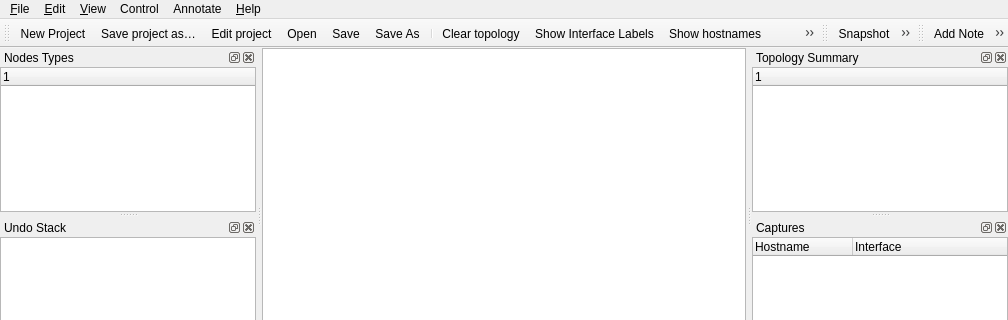
Old version of the form src/GNS3/Ui/Form_MainWindow.ui in the repository GNS3/gns3-legacy; both pictures show x 0 to 1008 and y 0 to 320 of the 1008 by 620 pixel window.
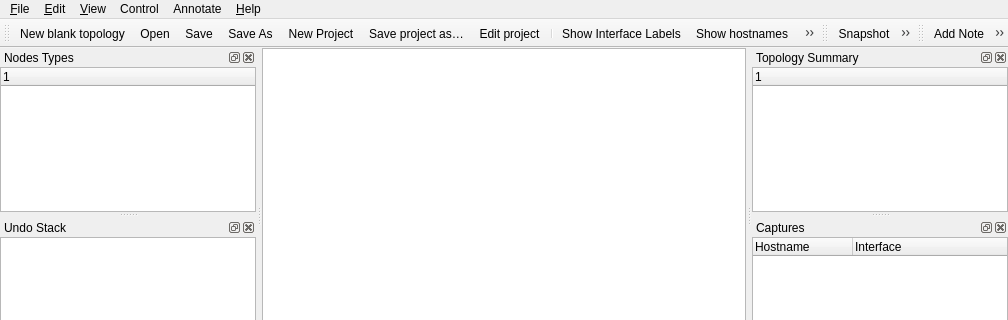
New version of the form. Icons and pictures are not drawn. Custom widgets are drawn as their Qt base class.

```diff
--- a/src/GNS3/Ui/Form_MainWindow.ui
+++ b/src/GNS3/Ui/Form_MainWindow.ui
@@ -138,14 +138,14 @@
    <attribute name="toolBarBreak">
     <bool>false</bool>
    </attribute>
-   <addaction name="action_New"/>
-   <addaction name="action_SaveProjectAs"/>
-   <addaction name="action_EditProject"/>
+   <addaction name="action_Clear"/>
    <addaction name="action_Open"/>
    <addaction name="action_Save"/>
    <addaction name="action_SaveAs"/>
+   <addaction name="action_New"/>
+   <addaction name="action_SaveProjectAs"/>
+   <addaction name="action_EditProject"/>
    <addaction name="separator"/>
-   <addaction name="action_Clear"/>
    <addaction name="action_ShowinterfaceNames"/>
    <addaction name="action_ShowHostnames"/>
    <addaction name="action_Add_link"/>
@@ -686,7 +686,7 @@
      <normaloff>:/icons/edit-clear.svg</normaloff>:/icons/edit-clear.svg</iconset>
    </property>
    <property name="text">
-    <string>Clear topology</string>
+    <string>New blank topology</string>
    </property>
    <property name="toolTip">
     <string>Clear topology</string>
```
Left out of the diff: 20 changed lines with no effect on the pictures.
